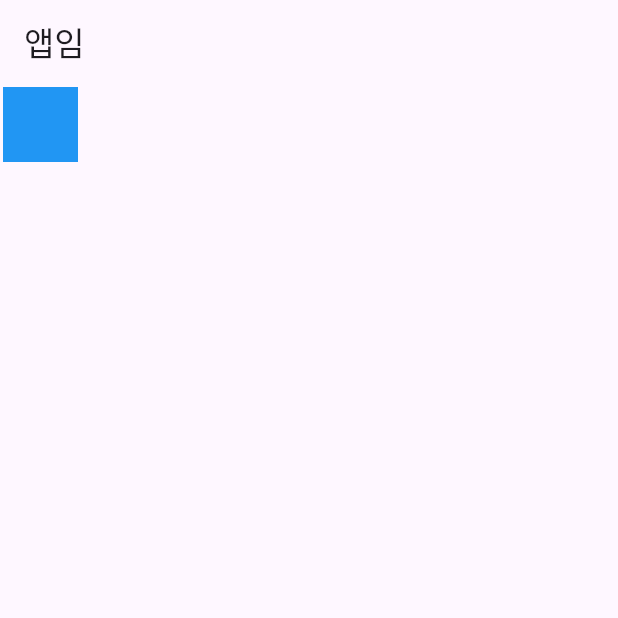
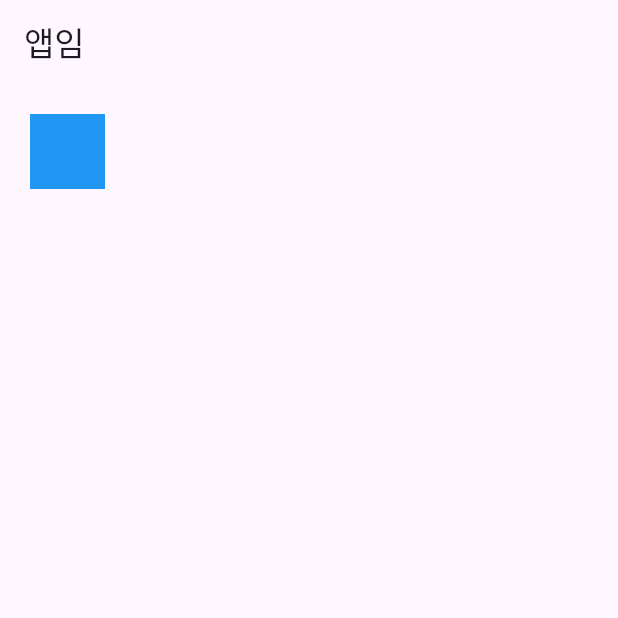
Before and after one commit to ddanu112/flutter-applecoding-study, a Flutter app: the screen it shows after launch, on a phone screen of 412 x 824 dp, the top half of it. Run offline on Flutter 3.47's test engine with Material 3 defaults, Android fonts, the phone set to English and light mode, and no system bars.

Commit message:
마진 쓰는법

```diff
--- a/lib/main.dart
+++ b/lib/main.dart
@@ -14,7 +14,7 @@ class MyApp extends StatelessWidget {
         appBar: AppBar( title: Text('앱임')),
         body: Container(
           width: 50, height: 50, color: Colors.blue,
-          margin: EdgeInsets.all(2),
+          margin: EdgeInsets.all(20),
 
         )
       )
```
